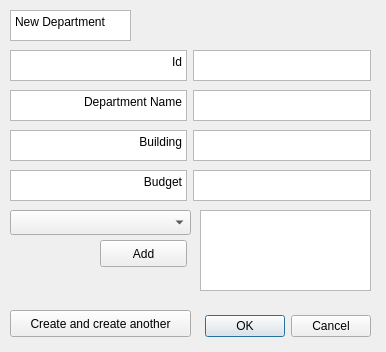
Above: new_department.ui from Ysajid/University-Management before the change. Below: the same form after it.
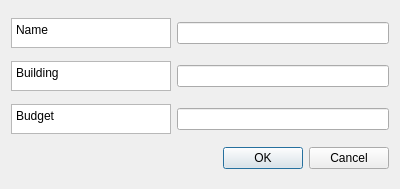
That is the form after the change.

```diff
--- a/new_department.ui
+++ b/new_department.ui
@@ -6,212 +6,126 @@
    <rect>
     <x>0</x>
     <y>0</y>
-    <width>386</width>
-    <height>352</height>
+    <width>400</width>
+    <height>189</height>
    </rect>
   </property>
   <property name="windowTitle">
    <string>Dialog</string>
   </property>
-  <widget class="QDialogButtonBox" name="buttonBox">
-   <property name="geometry">
-    <rect>
-     <x>30</x>
-     <y>310</y>
-     <width>341</width>
-     <height>32</height>
-    </rect>
-   </property>
-   <property name="orientation">
-    <enum>Qt::Horizontal</enum>
-   </property>
-   <property name="standardButtons">
-    <set>QDialogButtonBox::Cancel|QDialogButtonBox::Ok</set>
-   </property>
-  </widget>
-  <widget class="QWidget" name="">
-   <property name="geometry">
-    <rect>
-     <x>10</x>
-     <y>90</y>
-     <width>361</width>
-     <height>31</height>
-    </rect>
-   </property>
+  <layout class="QVBoxLayout" name="verticalLayout">
+   <item>
    <layout class="QHBoxLayout" name="horizontalLayout">
     <item>
      <widget class="QTextBrowser" name="textBrowser">
+       <property name="sizePolicy">
+        <sizepolicy hsizetype="Minimum" vsizetype="Minimum">
+         <horstretch>0</horstretch>
+         <verstretch>0</verstretch>
+        </sizepolicy>
+       </property>
+       <property name="maximumSize">
+        <size>
+         <width>160</width>
+         <height>30</height>
+        </size>
+       </property>
       <property name="html">
        <string>&lt;!DOCTYPE HTML PUBLIC &quot;-//W3C//DTD HTML 4.0//EN&quot; &quot;http://www.w3.org/TR/REC-html40/strict.dtd&quot;&gt;
 &lt;html&gt;&lt;head&gt;&lt;meta name=&quot;qrichtext&quot; content=&quot;1&quot; /&gt;&lt;style type=&quot;text/css&quot;&gt;
 p, li { white-space: pre-wrap; }
 &lt;/style&gt;&lt;/head&gt;&lt;body style=&quot; font-family:'Noto Sans'; font-size:9pt; font-weight:400; font-style:normal;&quot;&gt;
-&lt;p align=&quot;right&quot; style=&quot; margin-top:0px; margin-bottom:0px; margin-left:0px; margin-right:0px; -qt-block-indent:0; text-indent:0px;&quot;&gt;Department Name&lt;/p&gt;&lt;/body&gt;&lt;/html&gt;</string>
+&lt;p style=&quot; margin-top:0px; margin-bottom:0px; margin-left:0px; margin-right:0px; -qt-block-indent:0; text-indent:0px;&quot;&gt;Name&lt;/p&gt;&lt;/body&gt;&lt;/html&gt;</string>
       </property>
      </widget>
     </item>
     <item>
-     <widget class="QTextEdit" name="name"/>
-    </item>
-   </layout>
-  </widget>
-  <widget class="QWidget" name="layoutWidget">
-   <property name="geometry">
-    <rect>
-     <x>10</x>
-     <y>130</y>
-     <width>361</width>
-     <height>31</height>
-    </rect>
-   </property>
+      <widget class="QLineEdit" name="name">
+       <property name="sizePolicy">
+        <sizepolicy hsizetype="Expanding" vsizetype="Fixed">
+         <horstretch>0</horstretch>
+         <verstretch>0</verstretch>
+        </sizepolicy>
+       </property>
+      </widget>
+     </item>
+    </layout>
+   </item>
+   <item>
    <layout class="QHBoxLayout" name="horizontalLayout_2">
     <item>
      <widget class="QTextBrowser" name="textBrowser_2">
+       <property name="sizePolicy">
+        <sizepolicy hsizetype="Minimum" vsizetype="Minimum">
+         <horstretch>0</horstretch>
+         <verstretch>0</verstretch>
+        </sizepolicy>
+       </property>
+       <property name="maximumSize">
+        <size>
+         <width>160</width>
+         <height>30</height>
+        </size>
+       </property>
       <property name="html">
        <string>&lt;!DOCTYPE HTML PUBLIC &quot;-//W3C//DTD HTML 4.0//EN&quot; &quot;http://www.w3.org/TR/REC-html40/strict.dtd&quot;&gt;
 &lt;html&gt;&lt;head&gt;&lt;meta name=&quot;qrichtext&quot; content=&quot;1&quot; /&gt;&lt;style type=&quot;text/css&quot;&gt;
 p, li { white-space: pre-wrap; }
 &lt;/style&gt;&lt;/head&gt;&lt;body style=&quot; font-family:'Noto Sans'; font-size:9pt; font-weight:400; font-style:normal;&quot;&gt;
-&lt;p align=&quot;right&quot; style=&quot; margin-top:0px; margin-bottom:0px; margin-left:0px; margin-right:0px; -qt-block-indent:0; text-indent:0px;&quot;&gt;Building&lt;/p&gt;&lt;/body&gt;&lt;/html&gt;</string>
+&lt;p style=&quot; margin-top:0px; margin-bottom:0px; margin-left:0px; margin-right:0px; -qt-block-indent:0; text-indent:0px;&quot;&gt;Building&lt;/p&gt;&lt;/body&gt;&lt;/html&gt;</string>
       </property>
      </widget>
     </item>
     <item>
-     <widget class="QTextEdit" name="building"/>
-    </item>
-   </layout>
-  </widget>
-  <widget class="QWidget" name="layoutWidget_2">
-   <property name="geometry">
-    <rect>
-     <x>10</x>
-     <y>170</y>
-     <width>361</width>
-     <height>31</height>
-    </rect>
-   </property>
+      <widget class="QLineEdit" name="building"/>
+     </item>
+    </layout>
+   </item>
+   <item>
    <layout class="QHBoxLayout" name="horizontalLayout_3">
     <item>
      <widget class="QTextBrowser" name="textBrowser_3">
+       <property name="sizePolicy">
+        <sizepolicy hsizetype="Minimum" vsizetype="Minimum">
+         <horstretch>0</horstretch>
+         <verstretch>0</verstretch>
+        </sizepolicy>
+       </property>
+       <property name="maximumSize">
+        <size>
+         <width>160</width>
+         <height>30</height>
+        </size>
+       </property>
       <property name="html">
        <string>&lt;!DOCTYPE HTML PUBLIC &quot;-//W3C//DTD HTML 4.0//EN&quot; &quot;http://www.w3.org/TR/REC-html40/strict.dtd&quot;&gt;
 &lt;html&gt;&lt;head&gt;&lt;meta name=&quot;qrichtext&quot; content=&quot;1&quot; /&gt;&lt;style type=&quot;text/css&quot;&gt;
 p, li { white-space: pre-wrap; }
 &lt;/style&gt;&lt;/head&gt;&lt;body style=&quot; font-family:'Noto Sans'; font-size:9pt; font-weight:400; font-style:normal;&quot;&gt;
-&lt;p align=&quot;right&quot; style=&quot; margin-top:0px; margin-bottom:0px; margin-left:0px; margin-right:0px; -qt-block-indent:0; text-indent:0px;&quot;&gt;Budget&lt;/p&gt;&lt;/body&gt;&lt;/html&gt;</string>
+&lt;p style=&quot; margin-top:0px; margin-bottom:0px; margin-left:0px; margin-right:0px; -qt-block-indent:0; text-indent:0px;&quot;&gt;Budget&lt;/p&gt;&lt;/body&gt;&lt;/html&gt;</string>
       </property>
      </widget>
     </item>
     <item>
-     <widget class="QTextEdit" name="budget"/>
-    </item>
-   </layout>
-  </widget>
-  <widget class="QComboBox" name="courses">
-   <property name="geometry">
-    <rect>
-     <x>10</x>
-     <y>210</y>
-     <width>181</width>
-     <height>25</height>
-    </rect>
-   </property>
-  </widget>
-  <widget class="QPushButton" name="addCourse">
-   <property name="geometry">
-    <rect>
-     <x>100</x>
-     <y>240</y>
-     <width>87</width>
-     <height>27</height>
-    </rect>
-   </property>
-   <property name="text">
-    <string>Add</string>
-   </property>
-  </widget>
-  <widget class="QListWidget" name="coursesAdded">
-   <property name="geometry">
-    <rect>
-     <x>200</x>
-     <y>210</y>
-     <width>171</width>
-     <height>81</height>
-    </rect>
-   </property>
-  </widget>
-  <widget class="QPushButton" name="addCourse_2">
-   <property name="geometry">
-    <rect>
-     <x>10</x>
-     <y>310</y>
-     <width>181</width>
-     <height>27</height>
-    </rect>
-   </property>
-   <property name="text">
-    <string>Create and create another</string>
-   </property>
-  </widget>
-  <widget class="QWidget" name="layoutWidget_3">
-   <property name="geometry">
-    <rect>
-     <x>10</x>
-     <y>50</y>
-     <width>361</width>
-     <height>31</height>
-    </rect>
-   </property>
-   <layout class="QHBoxLayout" name="horizontalLayout_4">
-    <item>
-     <widget class="QTextBrowser" name="textBrowser_4">
-      <property name="html">
-       <string>&lt;!DOCTYPE HTML PUBLIC &quot;-//W3C//DTD HTML 4.0//EN&quot; &quot;http://www.w3.org/TR/REC-html40/strict.dtd&quot;&gt;
-&lt;html&gt;&lt;head&gt;&lt;meta name=&quot;qrichtext&quot; content=&quot;1&quot; /&gt;&lt;style type=&quot;text/css&quot;&gt;
-p, li { white-space: pre-wrap; }
-&lt;/style&gt;&lt;/head&gt;&lt;body style=&quot; font-family:'Noto Sans'; font-size:9pt; font-weight:400; font-style:normal;&quot;&gt;
-&lt;p align=&quot;right&quot; style=&quot; margin-top:0px; margin-bottom:0px; margin-left:0px; margin-right:0px; -qt-block-indent:0; text-indent:0px;&quot;&gt;Id&lt;/p&gt;&lt;/body&gt;&lt;/html&gt;</string>
-      </property>
-     </widget>
-    </item>
-    <item>
-     <widget class="QTextEdit" name="name_2"/>
-    </item>
-   </layout>
-  </widget>
-  <widget class="QTextBrowser" name="textBrowser_5">
-   <property name="geometry">
-    <rect>
-     <x>10</x>
-     <y>10</y>
-     <width>121</width>
-     <height>31</height>
-    </rect>
-   </property>
-   <property name="html">
-    <string>&lt;!DOCTYPE HTML PUBLIC &quot;-//W3C//DTD HTML 4.0//EN&quot; &quot;http://www.w3.org/TR/REC-html40/strict.dtd&quot;&gt;
-&lt;html&gt;&lt;head&gt;&lt;meta name=&quot;qrichtext&quot; content=&quot;1&quot; /&gt;&lt;style type=&quot;text/css&quot;&gt;
-p, li { white-space: pre-wrap; }
-&lt;/style&gt;&lt;/head&gt;&lt;body style=&quot; font-family:'Noto Sans'; font-size:9pt; font-weight:400; font-style:normal;&quot;&gt;
-&lt;p style=&quot; margin-top:0px; margin-bottom:0px; margin-left:0px; margin-right:0px; -qt-block-indent:0; text-indent:0px;&quot;&gt;New Department&lt;/p&gt;&lt;/body&gt;&lt;/html&gt;</string>
-   </property>
-  </widget>
-  <zorder>buttonBox</zorder>
-  <zorder>name</zorder>
-  <zorder>textBrowser</zorder>
-  <zorder></zorder>
-  <zorder>layoutWidget</zorder>
-  <zorder>layoutWidget_2</zorder>
-  <zorder>courses</zorder>
-  <zorder>addCourse</zorder>
-  <zorder>coursesAdded</zorder>
-  <zorder>addCourse_2</zorder>
-  <zorder>name</zorder>
-  <zorder>building</zorder>
-  <zorder>textBrowser_2</zorder>
-  <zorder>textBrowser</zorder>
-  <zorder>layoutWidget_3</zorder>
-  <zorder>textBrowser_5</zorder>
+      <widget class="QLineEdit" name="budget">
+       <property name="inputMethodHints">
+        <set>Qt::ImhPreferNumbers</set>
+       </property>
+      </widget>
+     </item>
+    </layout>
+   </item>
+   <item>
+    <widget class="QDialogButtonBox" name="buttonBox">
+     <property name="orientation">
+      <enum>Qt::Horizontal</enum>
+     </property>
+     <property name="standardButtons">
+      <set>QDialogButtonBox::Cancel|QDialogButtonBox::Ok</set>
+     </property>
+    </widget>
+   </item>
+  </layout>
  </widget>
  <resources/>
  <connections>
```
Left out of the diff: 8 changed lines with no effect on the pictures. Lines whose indentation alone changed are shown as unchanged.
